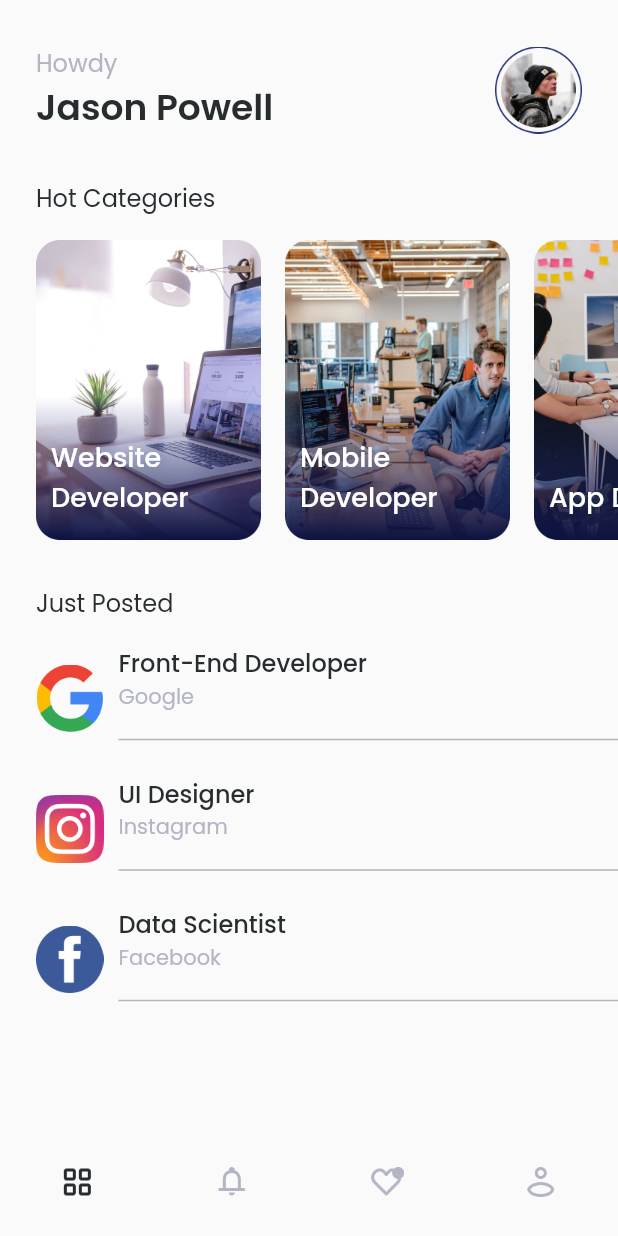
After one commit to soulofjava/ui_bwa, a Flutter app: the HomePage screen opened directly, on a phone screen of 412 x 824 dp. The commit adds this screen. Run offline on Flutter 3.47's test engine with Material 2 defaults, Android fonts, the phone set to English and light mode, and no system bars; our stand-ins replace email_validator, google_fonts.

Commit message:
bottom navigation bar

```diff
--- /dev/null
+++ b/lib/pages/home_pages.dart
@@ -0,0 +1,191 @@
+import 'package:flutter/material.dart';
+import 'package:google_fonts/google_fonts.dart';
+import 'package:ui_bwa/theme.dart';
+import 'package:ui_bwa/widgets/custom_list.dart';
+import 'package:ui_bwa/widgets/job_card.dart';
+
+class HomePage extends StatelessWidget {
+  @override
+  Widget build(BuildContext context) {
+    Widget header() {
+      return SafeArea(
+        child: Container(
+          padding: EdgeInsets.only(top: 30, left: 24, right: 24),
+          child: Row(
+            children: [
+              Column(
+                crossAxisAlignment: CrossAxisAlignment.start,
+                children: [
+                  Text(
+                    'Howdy',
+                    style: titleTextStyle,
+                  ),
+                  Text(
+                    'Jason Powell',
+                    style: subTitleTextStyle,
+                  ),
+                ],
+              ),
+              Spacer(),
+              Image.asset(
+                'assets/user_pic.png',
+                width: 58,
+                height: 58,
+              )
+            ],
+          ),
+        ),
+      );
+    }
+
+    Widget body() {
+      return Container(
+        child: Column(
+          crossAxisAlignment: CrossAxisAlignment.start,
+          children: [
+            SizedBox(
+              height: 30,
+            ),
+            Padding(
+              padding: EdgeInsets.only(left: 24),
+              child: Text(
+                'Hot Categories',
+                style: GoogleFonts.poppins(
+                  color: Color(0xff272C2F),
+                  fontSize: 16,
+                  fontWeight: FontWeight.w400,
+                ),
+              ),
+            ),
+            SizedBox(
+              height: 16,
+            ),
+            SingleChildScrollView(
+              scrollDirection: Axis.horizontal,
+              child: Padding(
+                padding: EdgeInsets.only(
+                  left: 24,
+                ),
+                child: Row(
+                  children: [
+                    JobCard(
+                      text: 'Website Developer',
+                      imageUrl: 'assets/card_category.png',
+                    ),
+                    SizedBox(width: 16),
+                    JobCard(
+                      text: 'Mobile Developer',
+                      imageUrl: 'assets/card_category2.png',
+                    ),
+                    SizedBox(width: 16),
+                    JobCard(
+                      text: 'App Designer',
+                      imageUrl: 'assets/card_category_three.png',
+                    ),
+                    SizedBox(width: 16),
+                    JobCard(
+                      text: 'Content Writer',
+                      imageUrl: 'assets/card_category_four.png',
+                    ),
+                    SizedBox(width: 16),
+                    JobCard(
+                      text: 'Video Grapher',
+                      imageUrl: 'assets/card_category_five.png',
+                    ),
+                    SizedBox(width: 16),
+                  ],
+                ),
+              ),
+            ),
+            SizedBox(height: 30),
+            Padding(
+              padding: EdgeInsets.only(left: 24),
+              child: Text(
+                'Just Posted',
+                style: GoogleFonts.poppins(
+                  color: Color(0xff272C2F),
+                  fontSize: 16,
+                  fontWeight: FontWeight.w400,
+                ),
+              ),
+            ),
+            Padding(
+              padding: const EdgeInsets.only(top: 16, left: 24.0),
+              child: CustomList(
+                imageUrl: 'assets/google-icon.png',
+                jobTitle: 'Front-End Developer',
+                companyName: 'Google',
+              ),
+            ),
+            Padding(
+              padding: const EdgeInsets.only(top: 16, left: 24.0),
+              child: CustomList(
+                imageUrl: 'assets/instagram-icon.png',
+                jobTitle: 'UI Designer',
+                companyName: 'Instagram',
+              ),
+            ),
+            Padding(
+              padding: const EdgeInsets.only(top: 16, left: 24.0),
+              child: CustomList(
+                imageUrl: 'assets/facebook-icon.png',
+                jobTitle: 'Data Scientist',
+                companyName: 'Facebook',
+              ),
+            ),
+          ],
+        ),
+      );
+    }
+
+    return Scaffold(
+      bottomNavigationBar: Container(
+        margin: EdgeInsets.only(top: 30),
+        child: BottomNavigationBar(
+          type: BottomNavigationBarType.fixed,
+          showSelectedLabels: false,
+          unselectedItemColor: Color(0xffB3B5C4),
+          selectedItemColor: Color(0xff272C2F),
+          currentIndex: 0,
+          elevation: 0,
+          iconSize: 24,
+          items: [
+            BottomNavigationBarItem(
+              icon: ImageIcon(
+                AssetImage('assets/navbar_one.png'),
+              ),
+              label: '',
+            ),
+            BottomNavigationBarItem(
+              icon: ImageIcon(
+                AssetImage('assets/navbar_two.png'),
+              ),
+              label: '',
+            ),
+            BottomNavigationBarItem(
+              icon: ImageIcon(
+                AssetImage('assets/navbar_three.png'),
+              ),
+              label: '',
+            ),
+            BottomNavigationBarItem(
+              icon: ImageIcon(
+                AssetImage('assets/navbar_four.png'),
+              ),
+              label: '',
+            ),
+          ],
+        ),
+      ),
+      body: SingleChildScrollView(
+        child: Column(
+          crossAxisAlignment: CrossAxisAlignment.start,
+          children: [
+            header(),
+            body(),
+          ],
+        ),
+      ),
+    );
+  }
+}
--- a/lib/pages/signup_page.dart
+++ b/lib/pages/signup_page.dart
@@ -1,5 +1,6 @@
 import 'package:flutter/material.dart';
 import 'package:google_fonts/google_fonts.dart';
+import 'package:ui_bwa/pages/home_pages.dart';
 import 'package:ui_bwa/pages/signin_page.dart';
 import 'package:ui_bwa/theme.dart';
 
@@ -222,7 +223,12 @@ class _SignUpPageState extends State<SignUpPage> {
                             borderRadius: BorderRadius.circular(66),
                           ),
                         ),
-                        onPressed: () {},
+                        onPressed: () {
+                          Navigator.push(
+                            context,
+                            MaterialPageRoute(builder: (context) => HomePage()),
+                          );
+                        },
                         child: Text(
                           'Sign Up',
                           style: buttonTextStyle,
--- /dev/null
+++ b/lib/widgets/custom_list.dart
@@ -0,0 +1,47 @@
+// @dart=2.9
+import 'package:flutter/material.dart';
+import 'package:ui_bwa/theme.dart';
+
+class CustomList extends StatelessWidget {
+  final String jobTitle, companyName, imageUrl;
+
+  const CustomList({Key key, this.jobTitle, this.companyName, this.imageUrl})
+      : super(key: key);
+  @override
+  Widget build(BuildContext context) {
+    return Row(
+      children: [
+        Image.asset(
+          imageUrl,
+          height: 45,
+          width: 45,
+        ),
+        SizedBox(
+          width: 10,
+        ),
+        Expanded(
+          child: Column(
+            crossAxisAlignment: CrossAxisAlignment.start,
+            children: [
+              Text(
+                jobTitle,
+                style: jobTextStyle,
+              ),
+              Text(
+                companyName,
+                style: companyTextStyle,
+              ),
+              SizedBox(
+                height: 10,
+              ),
+              Divider(
+                color: Color.fromARGB(255, 182, 181, 181),
+                thickness: 1,
+              ),
+            ],
+          ),
+        ),
+      ],
+    );
+  }
+}
--- /dev/null
+++ b/lib/widgets/job_card.dart
@@ -0,0 +1,40 @@
+// @dart=2.9
+import 'package:flutter/material.dart';
+import 'package:google_fonts/google_fonts.dart';
+
+class JobCard extends StatelessWidget {
+  final String text, imageUrl;
+
+  const JobCard({Key key, this.text, this.imageUrl}) : super(key: key);
+
+  @override
+  Widget build(BuildContext context) {
+    return Container(
+      width: 150,
+      height: 200,
+      child: Align(
+        alignment: Alignment.bottomLeft,
+        child: Padding(
+          padding: const EdgeInsets.only(
+            left: 10,
+            bottom: 15,
+            right: 10,
+          ),
+          child: Text(
+            text,
+            style: GoogleFonts.poppins(
+              color: Colors.white,
+              fontSize: 18,
+              fontWeight: FontWeight.w500,
+            ),
+          ),
+        ),
+      ),
+      decoration: BoxDecoration(
+        image: DecorationImage(
+          image: AssetImage(imageUrl),
+        ),
+      ),
+    );
+  }
+}
```
Also changed, not shown: 1 other file.
